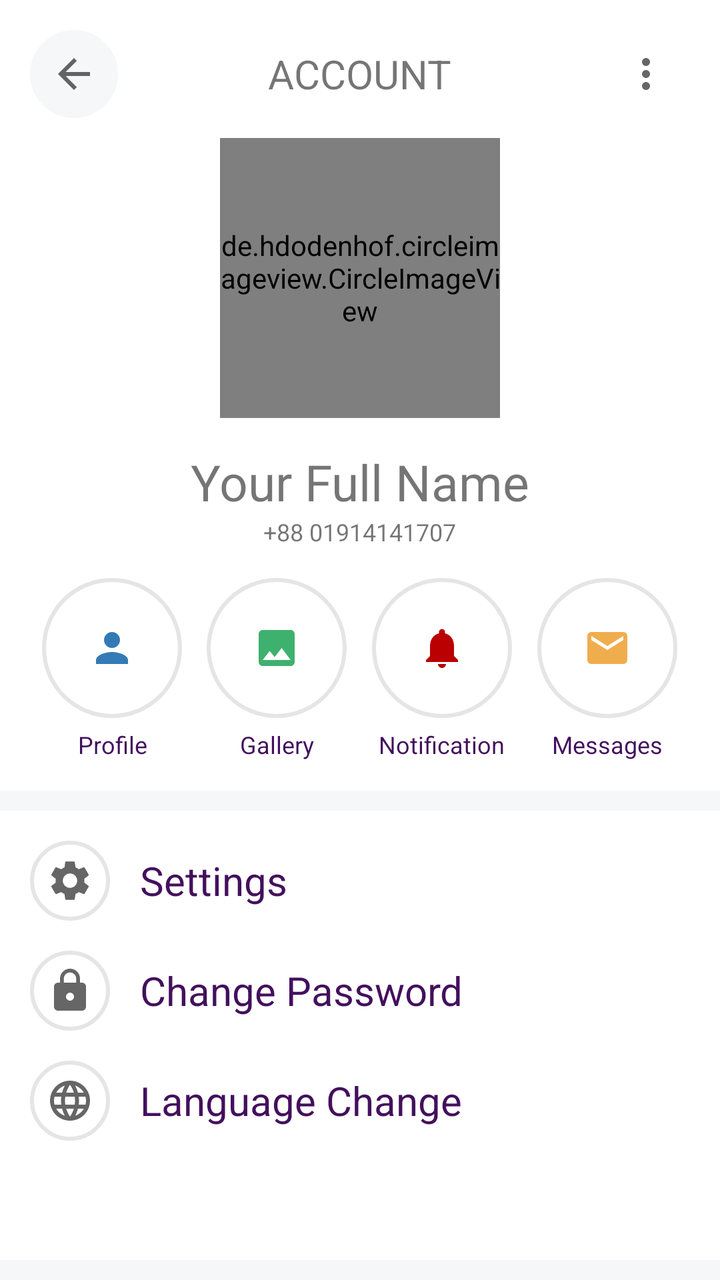
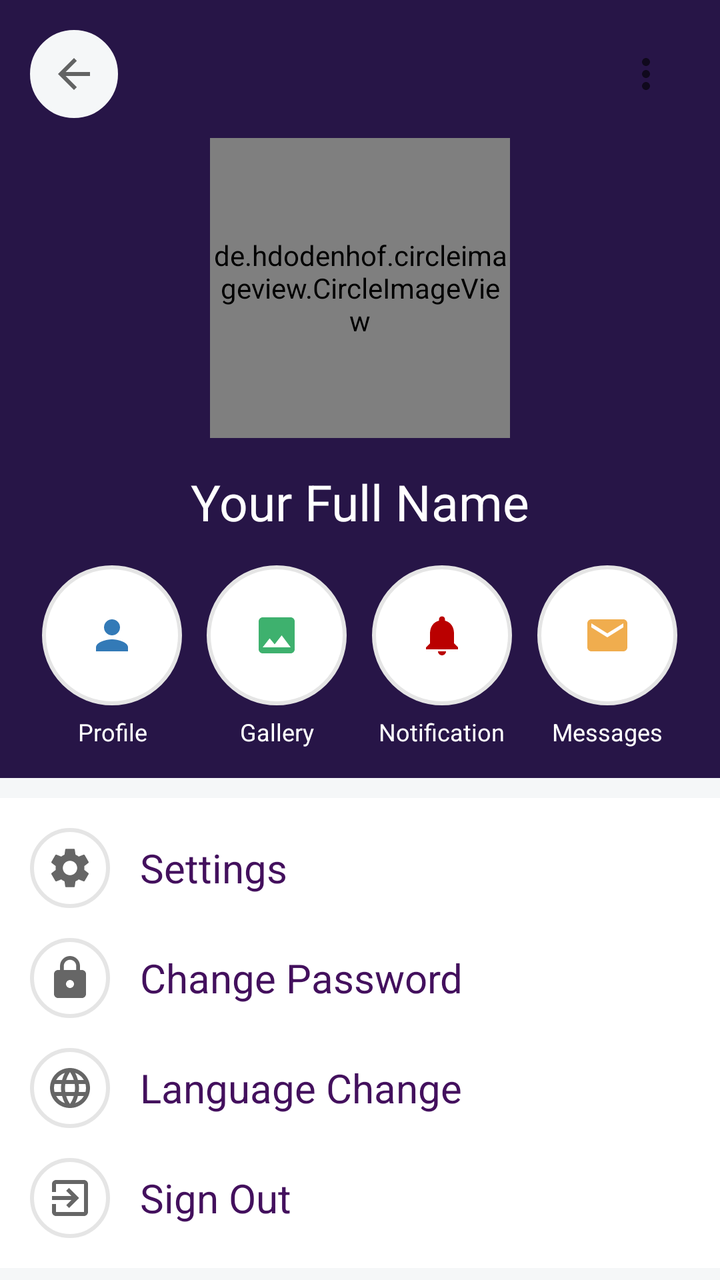

Two renders of the same Android screen: before a commit and after it. Below are the layout's source before the change and the commit's diff.
<!-- AndroidManifest.xml: application theme AppTheme -->
<!-- res/layout/fragment_account.xml -->
<?xml version="1.0" encoding="utf-8"?>
<RelativeLayout xmlns:android="http://schemas.android.com/apk/res/android" xmlns:app="http://schemas.android.com/apk/res-auto"
    xmlns:tools="http://schemas.android.com/tools"
    android:background="@color/colorBackgroundGrey"
    android:layout_width="match_parent"
    android:layout_height="match_parent"
    tools:context=".views.fragments.AccountFragment">

    <androidx.core.widget.NestedScrollView
        android:scrollbars="none"
        android:fillViewport="true"
        android:layout_width="match_parent"
        android:layout_height="match_parent">
        <LinearLayout
            android:orientation="vertical"
            android:layout_width="match_parent"
            android:layout_height="match_parent">

            
            <LinearLayout
                android:padding="15dp"
                android:gravity="center"
                android:orientation="vertical"
                android:background="@color/colorWhite"
                android:layout_marginBottom="10dp"
                android:layout_width="match_parent"
                android:layout_height="wrap_content">
                <RelativeLayout
                    android:layout_marginBottom="10dp"
                    android:layout_width="match_parent"
                    android:layout_height="wrap_content">
                    <ImageButton
                        android:id="@+id/back_button"
                        android:src="@drawable/ic_baseline_arrow_back_24"
                        android:backgroundTint="@color/colorBackgroundGrey"
                        android:background="@drawable/shape_radius_100_pad_10_stroke_grey_bg_white"
                        android:layout_width="wrap_content"
                        android:layout_height="wrap_content"/>
                    <TextView
                        android:layout_centerInParent="true"
                        android:text="Account"
                        android:textSize="20sp"
                        android:textAllCaps="true"
                        android:layout_width="wrap_content"
                        android:layout_height="wrap_content"/>
                    <ImageButton
                        android:id="@+id/item_share"
                        android:layout_alignParentEnd="true"
                        android:scaleType="fitCenter"
                        android:adjustViewBounds="true"
                        android:src="@drawable/ic_baseline_more_vert_24"
                        android:backgroundTint="@android:color/transparent"
                        android:background="@drawable/shape_radius_100_pad_10_stroke_grey_bg_white"
                        android:layout_width="wrap_content"
                        android:layout_height="wrap_content" />
                </RelativeLayout>
                <de.hdodenhof.circleimageview.CircleImageView
                    android:id="@+id/item_photo"
                    app:civ_border_width="2dp"
                    app:civ_border_color="@color/colorLightGrey"
                    android:tint="@color/colorPrimary"
                    android:src="@drawable/ic_baseline_person_24"
                    android:layout_centerInParent="true"
                    android:layout_marginBottom="15dp"
                    android:layout_width="140dp"
                    android:layout_height="140dp" />
                <TextView
                    android:id="@+id/item_name"
                    android:text="Your Full Name"
                    android:textSize="25sp"
                    android:layout_width="wrap_content"
                    android:layout_height="wrap_content"/>
                <TextView
                    android:id="@+id/item_ref_no"
                    android:text="+88 01914141707"
                    android:textSize="12sp"
                    android:layout_marginBottom="15dp"
                    android:layout_width="wrap_content"
                    android:layout_height="wrap_content"/>
                <LinearLayout
                    android:weightSum="4"
                    android:orientation="horizontal"
                    android:layout_width="match_parent"
                    android:layout_height="wrap_content">
                    <LinearLayout
                        android:gravity="center"
                        android:orientation="vertical"
                        android:layout_width="0dp"
                        android:layout_height="wrap_content"
                        android:layout_weight="1">
                        <ImageButton
                            android:id="@+id/item_profile"
                            android:layout_marginBottom="5dp"
                            android:tint="@color/colorAstral"
                            android:src="@drawable/ic_baseline_person_24"
                            android:background="@drawable/shape_radius_100_pad_10_stroke_grey_bg_white"
                            android:layout_width="70dp"
                            android:layout_height="70dp" />
                        <TextView
                            android:textSize="12sp"
                            android:textAlignment="center"
                            android:text="Profile"
                            android:textColor="@color/colorPrimaryDark"
                            android:layout_width="wrap_content"
                            android:layout_height="wrap_content"/>
                    </LinearLayout>
                    <LinearLayout
                        android:gravity="center"
                        android:orientation="vertical"
                        android:layout_width="0dp"
                        android:layout_height="wrap_content"
                        android:layout_weight="1">
                        <ImageButton
                            android:id="@+id/item_gallery"
                            android:layout_marginBottom="5dp"
                            android:tint="@color/colorOceanGreen"
                            android:src="@drawable/ic_baseline_image_24"
                            android:background="@drawable/shape_radius_100_pad_10_stroke_grey_bg_white"
                            android:layout_width="70dp"
                            android:layout_height="70dp" />
                        <TextView
                            android:textSize="12sp"
                            android:textAlignment="center"
                            android:text="Gallery"
                            android:textColor="@color/colorPrimaryDark"
                            android:layout_width="wrap_content"
                            android:layout_height="wrap_content"/>
                    </LinearLayout>
                    <LinearLayout
                        android:gravity="center"
                        android:orientation="vertical"
                        android:layout_width="0dp"
                        android:layout_height="wrap_content"
                        android:layout_weight="1">
                        <ImageButton
                            android:id="@+id/item_notification"
                            android:layout_marginBottom="5dp"
                            android:tint="@color/colorGuardsmanRed"
                            android:src="@drawable/ic_baseline_notifications_24"
                            android:background="@drawable/shape_radius_100_pad_10_stroke_grey_bg_white"
                            android:layout_width="70dp"
                            android:layout_height="70dp" />
                        <TextView
                            android:textSize="12sp"
                            android:textAlignment="center"
                            android:text="Notification"
                            android:textColor="@color/colorPrimaryDark"
                            android:layout_width="wrap_content"
                            android:layout_height="wrap_content"/>
                    </LinearLayout>
                    <LinearLayout
                        android:gravity="center"
                        android:orientation="vertical"
                        android:layout_width="0dp"
                        android:layout_height="wrap_content"
                        android:layout_weight="1">
                        <ImageButton
                            android:id="@+id/item_message"
                            android:layout_marginBottom="5dp"
                            android:tint="@color/colorSandyBrown"
                            android:src="@drawable/ic_baseline_email_24"
                            android:background="@drawable/shape_radius_100_pad_10_stroke_grey_bg_white"
                            android:layout_width="70dp"
                            android:layout_height="70dp" />
                        <TextView
                            android:textSize="12sp"
                            android:textAlignment="center"
                            android:text="Messages"
                            android:textColor="@color/colorPrimaryDark"
                            android:layout_width="wrap_content"
                            android:layout_height="wrap_content"/>
                    </LinearLayout>
                </LinearLayout>
            </LinearLayout>

            <LinearLayout
                android:padding="15dp"
                android:orientation="vertical"
                android:background="@color/colorWhite"
                android:layout_marginBottom="10dp"
                android:layout_width="match_parent"
                android:layout_height="match_parent">
                <LinearLayout
                    android:gravity="center_vertical"
                    android:orientation="horizontal"
                    android:layout_marginBottom="15dp"
                    android:layout_width="match_parent"
                    android:layout_height="wrap_content">
                    <ImageButton
                        android:src="@drawable/ic_baseline_settings_24"
                        android:background="@drawable/shape_radius_100_pad_10_stroke_grey_bg_white"
                        android:layout_marginEnd="15dp"
                        android:layout_width="40dp"
                        android:layout_height="40dp" />
                    <TextView
                        android:id="@+id/item_settings"
                        android:textSize="20sp"
                        android:textAlignment="center"
                        android:text="Settings"
                        android:textColor="@color/colorPrimaryDark"
                        android:layout_width="wrap_content"
                        android:layout_height="wrap_content"/>
                </LinearLayout>
                <LinearLayout
                    android:gravity="center_vertical"
                    android:orientation="horizontal"
                    android:layout_marginBottom="15dp"
                    android:layout_width="match_parent"
                    android:layout_height="wrap_content">
                    <ImageButton
                        android:src="@drawable/ic_baseline_lock_24"
                        android:background="@drawable/shape_radius_100_pad_10_stroke_grey_bg_white"
                        android:layout_marginEnd="15dp"
                        android:layout_width="40dp"
                        android:layout_height="40dp" />
                    <TextView
                        android:id="@+id/item_change_password"
                        android:textSize="20sp"
                        android:textAlignment="center"
                        android:text="Change Password"
                        android:textColor="@color/colorPrimaryDark"
                        android:layout_width="wrap_content"
                        android:layout_height="wrap_content"/>
                </LinearLayout>
                <LinearLayout
                    android:gravity="center_vertical"
                    android:orientation="horizontal"
                    android:layout_width="match_parent"
                    android:layout_height="wrap_content">
                    <ImageButton
                        android:src="@drawable/ic_baseline_language_24"
                        android:background="@drawable/shape_radius_100_pad_10_stroke_grey_bg_white"
                        android:layout_marginEnd="15dp"
                        android:layout_width="40dp"
                        android:layout_height="40dp" />
                    <TextView
                        android:id="@+id/item_change_language"
                        android:textSize="20sp"
                        android:textAlignment="center"
                        android:text="Language Change"
                        android:textColor="@color/colorPrimaryDark"
                        android:layout_width="wrap_content"
                        android:layout_height="wrap_content"/>
                </LinearLayout>
            </LinearLayout>


        </LinearLayout>
    </androidx.core.widget.NestedScrollView>

</RelativeLayout>
<!-- resources referenced by this layout -->
<resources>
  <color name="colorAstral">#337AB7</color>
  <color name="colorBackgroundGrey">#F5F7F8</color>
  <color name="colorGuardsmanRed">#BA0000</color>
  <color name="colorLightGrey">#F2F2F2</color>
  <color name="colorOceanGreen">#3EB16E</color>
  <color name="colorPrimary">#271547</color>
  <color name="colorPrimaryDark">#43105D</color>
  <color name="colorSandyBrown">#F0AD4E</color>
  <color name="colorWhite">#FFFFFF</color>
  <!-- drawable shape_radius_100_pad_10_stroke_grey_bg_white (drawable) -->
  <?xml version="1.0" encoding="utf-8"?>
  <shape xmlns:android="http://schemas.android.com/apk/res/android">
      
      <solid android:color="@color/colorWhite" />
      <stroke android:width="2dp" android:color="#e5e5e5" />
      <padding android:left="10dp" android:top="10dp" android:right="10dp" android:bottom="10dp"/>
      <corners android:radius="100dp"/>
  </shape>
  <style name="AppTheme" parent="Theme.MaterialComponents.DayNight.NoActionBar">
          
          <item name="colorPrimary">@color/colorPrimary</item>
          <item name="colorPrimaryDark">@color/colorPrimaryDark</item>
          <item name="colorAccent">@color/colorAccent</item>
      </style>
  <color name="colorAccent">#2D164A</color>
  <!-- unchanged entries left out for length: 9 -->
</resources>

<!-- the commit's change to res/layout/fragment_account.xml (unified diff, before → after) -->
@@ -21,7 +21,7 @@
                 android:padding="15dp"
                 android:gravity="center"
                 android:orientation="vertical"
-                android:background="@color/colorWhite"
+                android:background="@color/colorPrimary"
                 android:layout_marginBottom="10dp"
                 android:layout_width="match_parent"
                 android:layout_height="wrap_content">
@@ -37,6 +37,7 @@
                         android:layout_width="wrap_content"
                         android:layout_height="wrap_content"/>
                     <TextView
+                        android:visibility="gone"
                         android:layout_centerInParent="true"
                         android:text="Account"
                         android:textSize="20sp"
@@ -49,34 +50,29 @@
                         android:scaleType="fitCenter"
                         android:adjustViewBounds="true"
                         android:src="@drawable/ic_baseline_more_vert_24"
-                        android:backgroundTint="@android:color/transparent"
+                        app:backgroundTint="@android:color/transparent"
                         android:background="@drawable/shape_radius_100_pad_10_stroke_grey_bg_white"
                         android:layout_width="wrap_content"
                         android:layout_height="wrap_content" />
                 </RelativeLayout>
                 <de.hdodenhof.circleimageview.CircleImageView
                     android:id="@+id/item_photo"
-                    app:civ_border_width="2dp"
+                    app:civ_border_width="1dp"
                     app:civ_border_color="@color/colorLightGrey"
-                    android:tint="@color/colorPrimary"
-                    android:src="@drawable/ic_baseline_person_24"
-                    android:layout_centerInParent="true"
-                    android:layout_marginBottom="15dp"
-                    android:layout_width="140dp"
-                    android:layout_height="140dp" />
+                    app:civ_circle_background_color="@color/colorWhite"
+                    app:tint="@color/colorWhite"
+                    android:src="@drawable/ic_add_photo"
+                    android:layout_marginBottom="15dp"
+                    android:layout_width="150dp"
+                    android:layout_height="150dp" />
                 <TextView
                     android:id="@+id/item_name"
                     android:text="Your Full Name"
                     android:textSize="25sp"
+                    android:textColor="@color/colorWhite"
+                    android:layout_marginBottom="15dp"
                     android:layout_width="wrap_content"
                     android:layout_height="wrap_content"/>
-                <TextView
-                    android:id="@+id/item_ref_no"
-                    android:text="+88 01914141707"
-                    android:textSize="12sp"
-                    android:layout_marginBottom="15dp"
-                    android:layout_width="wrap_content"
-                    android:layout_height="wrap_content"/>
                 <LinearLayout
                     android:weightSum="4"
                     android:orientation="horizontal"
@@ -100,7 +96,7 @@
                             android:textSize="12sp"
                             android:textAlignment="center"
                             android:text="Profile"
-                            android:textColor="@color/colorPrimaryDark"
+                            android:textColor="@color/colorWhite"
                             android:layout_width="wrap_content"
                             android:layout_height="wrap_content"/>
                     </LinearLayout>
@@ -122,7 +118,7 @@
                             android:textSize="12sp"
                             android:textAlignment="center"
                             android:text="Gallery"
-                            android:textColor="@color/colorPrimaryDark"
+                            android:textColor="@color/colorWhite"
                             android:layout_width="wrap_content"
                             android:layout_height="wrap_content"/>
                     </LinearLayout>
@@ -144,7 +140,7 @@
                             android:textSize="12sp"
                             android:textAlignment="center"
                             android:text="Notification"
-                            android:textColor="@color/colorPrimaryDark"
+                            android:textColor="@color/colorWhite"
                             android:layout_width="wrap_content"
                             android:layout_height="wrap_content"/>
                     </LinearLayout>
@@ -166,7 +162,7 @@
                             android:textSize="12sp"
                             android:textAlignment="center"
                             android:text="Messages"
-                            android:textColor="@color/colorPrimaryDark"
+                            android:textColor="@color/colorWhite"
                             android:layout_width="wrap_content"
                             android:layout_height="wrap_content"/>
                     </LinearLayout>
@@ -225,6 +221,7 @@
                 <LinearLayout
                     android:gravity="center_vertical"
                     android:orientation="horizontal"
+                    android:layout_marginBottom="15dp"
                     android:layout_width="match_parent"
                     android:layout_height="wrap_content">
                     <ImageButton
@@ -238,6 +235,26 @@
                         android:textSize="20sp"
                         android:textAlignment="center"
                         android:text="Language Change"
+                        android:textColor="@color/colorPrimaryDark"
+                        android:layout_width="wrap_content"
+                        android:layout_height="wrap_content"/>
+                </LinearLayout>
+                <LinearLayout
+                    android:gravity="center_vertical"
+                    android:orientation="horizontal"
+                    android:layout_width="match_parent"
+                    android:layout_height="wrap_content">
+                    <ImageButton
+                        android:src="@drawable/ic_baseline_exit_to_app_24"
+                        android:background="@drawable/shape_radius_100_pad_10_stroke_grey_bg_white"
+                        android:layout_marginEnd="15dp"
+                        android:layout_width="40dp"
+                        android:layout_height="40dp" />
+                    <TextView
+                        android:id="@+id/item_sign_out"
+                        android:textSize="20sp"
+                        android:textAlignment="center"
+                        android:text="Sign Out"
                         android:textColor="@color/colorPrimaryDark"
                         android:layout_width="wrap_content"
                         android:layout_height="wrap_content"/>
<!-- resource entries referenced after the edit -->
@@ -9,6 +9,30 @@
   <color name="colorPrimaryDark">#43105D</color>
   <color name="colorSandyBrown">#F0AD4E</color>
   <color name="colorWhite">#FFFFFF</color>
+  <!-- drawable ic_add_photo (drawable) -->
+  <vector xmlns:android="http://schemas.android.com/apk/res/android"
+      android:width="300dp"
+      android:height="300dp"
+      android:viewportWidth="300"
+      android:viewportHeight="300">
+    <path
+        android:fillColor="#79346B"
+        android:pathData="M164,199.8H91.5c-3.4,0 -6.7,-1.4 -9.1,-3.9c-2.5,-2.4 -3.8,-5.6 -3.9,-9.1v-77.7c0,-3.4 1.4,-6.7 3.9,-9.1c2.4,-2.5 5.6,-3.9 9.1,-3.9h20.7l11.7,-12.9h38.8l11.7,12.9h20.7c3.4,0 6.7,1.4 9.1,3.9c2.5,2.4 3.9,5.6 3.9,9.1v53.2c-3.2,-0.9 -6.5,-1.4 -9.8,-1.4c-19.1,0 -34.6,15.5 -34.6,34.6C163.7,196.9 163.8,198.3 164,199.8L164,199.8zM143.3,116.3c-9.2,0 -16.9,3.3 -22.7,9.7c-5,5.6 -9.7,12.1 -9.7,22c0,9 3.3,16.9 9.7,23.3c6.4,6.4 14.2,9.7 22.7,9.7c9.2,0 16.9,-3.3 22.7,-9.7c6.4,-7.1 9.7,-14.9 9.7,-22.7c0,-8.8 -3.5,-17.1 -9.7,-22.7C158.9,119.6 151.1,116.3 143.3,116.3L143.3,116.3zM189.9,107.2c-4.4,0 -7.9,3.6 -7.9,7.9c0,4.4 3.6,7.9 7.9,7.9c4.4,0 7.9,-3.6 7.9,-7.9C197.8,110.7 194.3,107.2 189.9,107.2L189.9,107.2zM143.3,168.7c-2.7,0 -5.4,-0.5 -7.9,-1.5c-2.4,-1 -4.6,-2.5 -6.4,-4.4c-1.9,-1.9 -3.4,-4.1 -4.4,-6.6c-1,-2.4 -1.5,-5 -1.5,-7.6c0,-2.6 0.5,-5.2 1.5,-7.6c1,-2.5 2.5,-4.7 4.4,-6.6c1.9,-1.9 4.1,-3.4 6.6,-4.4c2.4,-1 5,-1.5 7.6,-1.5c2.7,0 5.4,0.5 7.9,1.5c2.4,1 4.6,2.5 6.4,4.4c1.9,1.9 3.4,4.1 4.4,6.6c1,2.4 1.5,5 1.5,7.6c0,2.6 -0.5,5.2 -1.5,7.6c-1,2.5 -2.5,4.7 -4.4,6.6c-1.9,1.9 -4.1,3.4 -6.6,4.4C148.5,168.2 145.9,168.7 143.3,168.7L143.3,168.7z"/>
+    <path
+        android:fillColor="#79346B"
+        android:pathData="M181.7,177.1c4.6,-4.6 10,-6.7 16.5,-6.7s11.8,2.3 16.5,6.7c4.6,4.4 6.7,10 6.7,16.5c0,6.5 -2.3,11.8 -6.7,16.5c-4.4,4.6 -10,6.7 -16.5,6.7s-11.8,-2.3 -16.5,-6.7c-4.6,-4.4 -6.7,-10 -6.7,-16.5S177.1,181.5 181.7,177.1zM185,206.5c3.7,3.7 8.1,5.6 13,5.6c4.9,0 9.6,-2 13,-5.6c3.5,-3.7 5.6,-8.1 5.6,-13c0,-4.9 -2,-9.6 -5.6,-13c-3.7,-3.5 -8.1,-5.6 -13,-5.6c-4.9,0 -9.6,2 -13,5.6c-3.5,3.7 -5.6,8.1 -5.6,13S181.3,202.8 185,206.5L185,206.5zM200.3,181.7v9.3h9.3v4.6h-9.3v9.3h-4.6v-9.3h-9.3V191h9.3v-9.3H200.3z"/>
+  </vector>
+  <!-- drawable ic_baseline_exit_to_app_24 (drawable) -->
+  <vector xmlns:android="http://schemas.android.com/apk/res/android"
+      android:width="24dp"
+      android:height="24dp"
+      android:viewportWidth="24"
+      android:viewportHeight="24"
+      android:tint="?attr/colorControlNormal">
+    <path
+        android:fillColor="@android:color/white"
+        android:pathData="M10.09,15.59L11.5,17l5,-5 -5,-5 -1.41,1.41L12.67,11H3v2h9.67l-2.58,2.59zM19,3H5c-1.11,0 -2,0.9 -2,2v4h2V5h14v14H5v-4H3v4c0,1.1 0.89,2 2,2h14c1.1,0 2,-0.9 2,-2V5c0,-1.1 -0.9,-2 -2,-2z"/>
+  </vector>
   <!-- drawable shape_radius_100_pad_10_stroke_grey_bg_white (drawable) -->
   <?xml version="1.0" encoding="utf-8"?>
   <shape xmlns:android="http://schemas.android.com/apk/res/android">
